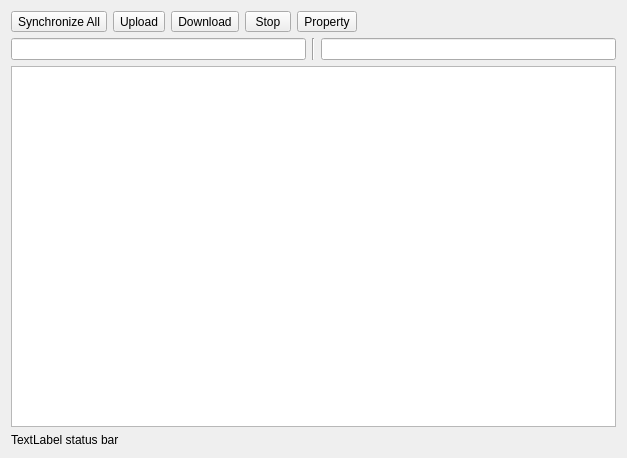
Qt form src/synchronizewindow.ui (kitech/nullfxp) before a commit.
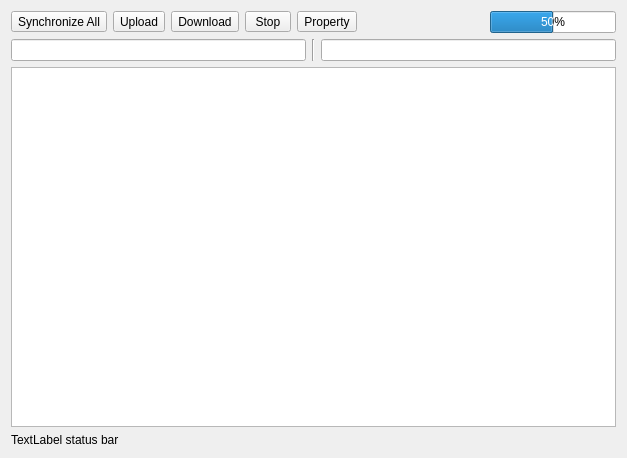
The same form after that commit.

Commit message: sync window impl(1)

The edit to the form file:
```diff
--- a/src/synchronizewindow.ui
+++ b/src/synchronizewindow.ui
@@ -63,6 +63,13 @@
        </property>
       </spacer>
      </item>
+     <item>
+      <widget class="QProgressBar" name="progressBar" >
+       <property name="value" >
+        <number>50</number>
+       </property>
+      </widget>
+     </item>
     </layout>
    </item>
    <item>
```
Left out of the diff: 2 changed lines with no effect on the pictures. The commit also changes 4 other files.
